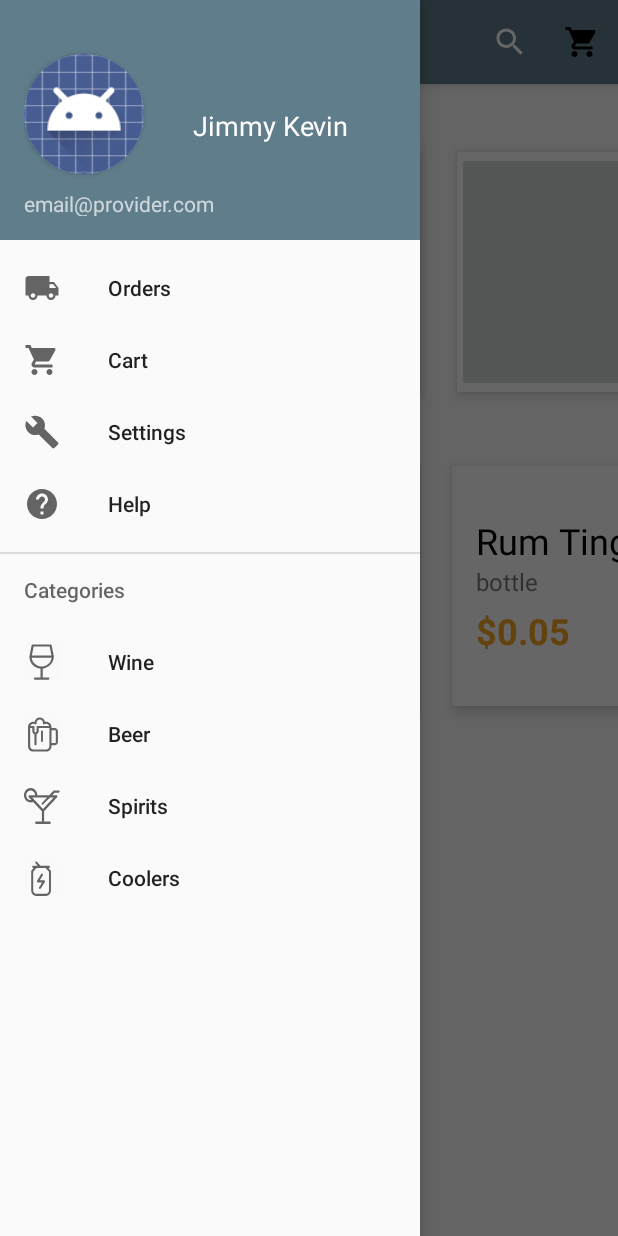
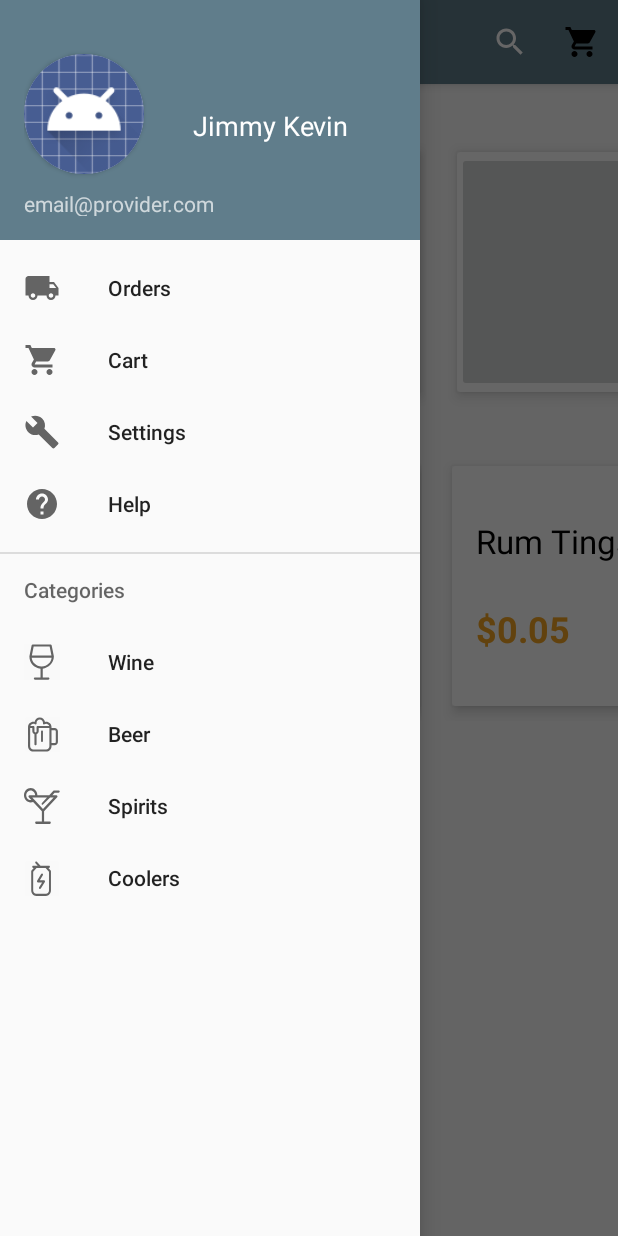
Before and after one commit to benmacdonald/QuickTings, an Android app: the screen it shows after launch once a user with an empty profile is signed in (MainActivity), with the side drawer open, on a phone screen of 412 x 824 dp. Run offline under Robolectric (Android 15) with nearby library versions, the phone set to English and light mode, and no system bars; our stand-ins replace Firebase (no records; nobody signed in at launch, a user with empty details on screens opened directly), Volley; pictures from the network do not load.

Commit message:
Updated main activity cards

```diff
--- a/app/src/main/java/com/uottawa/benjaminmacdonald/quicktings/Adapters/MainActivityArrayAdapter.java
+++ b/app/src/main/java/com/uottawa/benjaminmacdonald/quicktings/Adapters/MainActivityArrayAdapter.java
@@ -43,7 +43,7 @@ public class MainActivityArrayAdapter extends ArrayAdapter<ProductItem> {
 
         //Set the type
         TextView productType = (TextView) listView.findViewById(R.id.productType);
-        productType.setText(values.get(position).getUnitType());
+        productType.setText(values.get(position).getCategory());
 
         //Set price
         TextView productPrice = (TextView) listView.findViewById(R.id.productPrice);
--- a/app/src/main/java/com/uottawa/benjaminmacdonald/quicktings/Fragments/MainFragment.java
+++ b/app/src/main/java/com/uottawa/benjaminmacdonald/quicktings/Fragments/MainFragment.java
@@ -7,7 +7,6 @@ import android.os.Bundle;
 import android.support.v4.app.Fragment;
 import android.util.Log;
 import android.view.LayoutInflater;
-import android.view.MenuItem;
 import android.view.View;
 import android.view.ViewGroup;
 import android.widget.AdapterView;
@@ -30,7 +29,6 @@ import com.uottawa.benjaminmacdonald.quicktings.R;
 
 import org.json.JSONObject;
 
-import java.lang.reflect.Array;
 import java.util.ArrayList;
 import java.util.HashMap;
 import java.util.Iterator;
--- a/app/src/main/res/layout/card_product.xml
+++ b/app/src/main/res/layout/card_product.xml
@@ -34,7 +34,7 @@
                     android:layout_height="wrap_content"
                     android:text="Palm Bay"
                     android:textColor="@android:color/black"
-                    android:textSize="24sp" />
+                    android:textSize="22sp" />
 
                 <TextView
                     android:id="@+id/productType"
```
